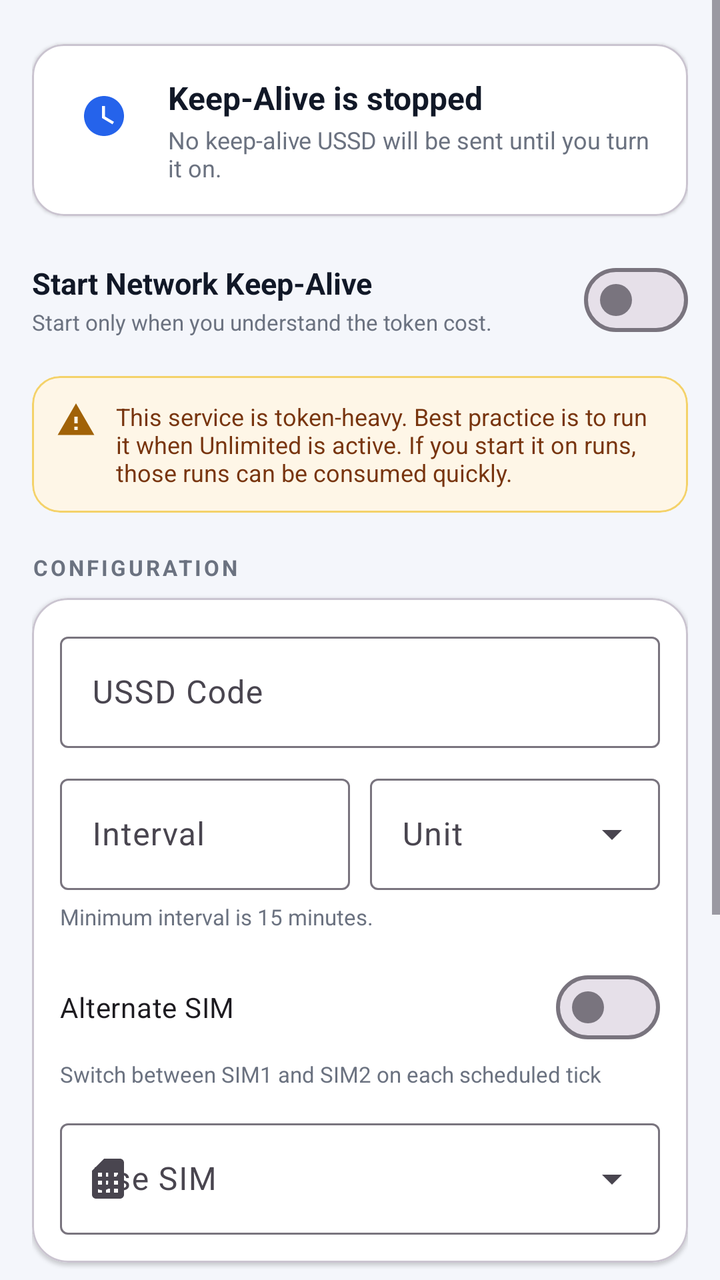
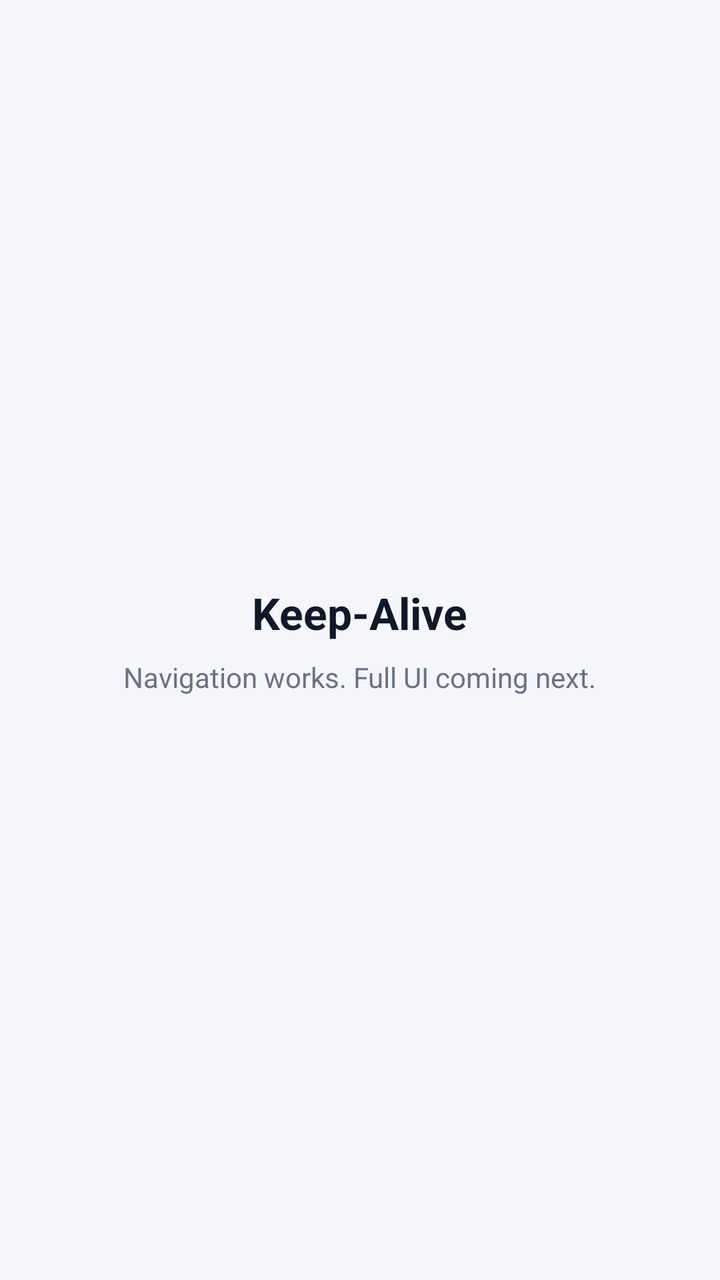

Before-and-after screenshots of an Android layout around one commit, followed by the original layout XML and the change that was made.
<!-- AndroidManifest.xml: application theme Theme.Material3.Light.NoActionBar -->
<!-- res/layout/fragment_keep_alive.xml -->
<?xml version="1.0" encoding="utf-8"?>
<ScrollView xmlns:android="http://schemas.android.com/apk/res/android"
    xmlns:app="http://schemas.android.com/apk/res-auto"
    android:layout_width="match_parent"
    android:layout_height="match_parent"
    android:background="@color/screen_bg"
    android:fillViewport="true">

    <LinearLayout
        android:layout_width="match_parent"
        android:layout_height="wrap_content"
        android:orientation="vertical"
        android:padding="16dp">

        <com.google.android.material.card.MaterialCardView
            android:layout_width="match_parent"
            android:layout_height="wrap_content"
            android:layout_marginTop="6dp"
            app:cardBackgroundColor="@color/white"
            app:cardCornerRadius="16dp"
            app:cardElevation="1dp">

            <LinearLayout
                android:layout_width="match_parent"
                android:layout_height="wrap_content"
                android:orientation="horizontal"
                android:padding="16dp">

                <ImageView
                    android:layout_width="40dp"
                    android:layout_height="40dp"
                    android:background="@drawable/bg_icon_circle"
                    android:contentDescription="@null"
                    android:padding="8dp"
                    android:src="@drawable/ic_keep_alive"
                    app:tint="@color/primary" />

                <LinearLayout
                    android:layout_width="0dp"
                    android:layout_height="wrap_content"
                    android:layout_marginStart="12dp"
                    android:layout_weight="1"
                    android:orientation="vertical">

                    <TextView
                        android:id="@+id/tvStatus"
                        android:layout_width="wrap_content"
                        android:layout_height="wrap_content"
                        android:text="Keep-Alive is stopped"
                        android:textColor="@color/text_primary"
                        android:textSize="16sp"
                        android:textStyle="bold" />

                    <TextView
                        android:layout_width="wrap_content"
                        android:layout_height="wrap_content"
                        android:layout_marginTop="2dp"
                        android:text="@string/keepalive_status_sub"
                        android:textColor="@color/text_secondary"
                        android:textSize="12sp" />
                </LinearLayout>
            </LinearLayout>
        </com.google.android.material.card.MaterialCardView>

        <LinearLayout
            android:layout_width="match_parent"
            android:layout_height="wrap_content"
            android:layout_marginTop="18dp"
            android:gravity="center_vertical"
            android:orientation="horizontal">

            <LinearLayout
                android:layout_width="0dp"
                android:layout_height="wrap_content"
                android:layout_weight="1"
                android:orientation="vertical">

                <TextView
                    android:layout_width="wrap_content"
                    android:layout_height="wrap_content"
                    android:text="@string/keepalive_start_title"
                    android:textColor="@color/text_primary"
                    android:textSize="15sp"
                    android:textStyle="bold" />

                <TextView
                    android:layout_width="wrap_content"
                    android:layout_height="wrap_content"
                    android:layout_marginTop="2dp"
                    android:text="@string/keepalive_start_hint"
                    android:textColor="@color/text_secondary"
                    android:textSize="11sp" />
            </LinearLayout>

            <com.google.android.material.materialswitch.MaterialSwitch
                android:id="@+id/switchKeepAliveEnabled"
                android:layout_width="wrap_content"
                android:layout_height="wrap_content" />
        </LinearLayout>

        <com.google.android.material.card.MaterialCardView
            android:layout_width="match_parent"
            android:layout_height="wrap_content"
            android:layout_marginTop="14dp"
            app:cardBackgroundColor="#FFFEF6E7"
            app:cardCornerRadius="14dp"
            app:cardElevation="0dp"
            app:strokeColor="#FFF4D26A"
            app:strokeWidth="1dp">

            <LinearLayout
                android:layout_width="match_parent"
                android:layout_height="wrap_content"
                android:orientation="horizontal"
                android:padding="12dp">

                <ImageView
                    android:layout_width="20dp"
                    android:layout_height="20dp"
                    android:contentDescription="@null"
                    android:src="@drawable/ic_warning"
                    app:tint="#FFA16207" />

                <TextView
                    android:layout_width="0dp"
                    android:layout_height="wrap_content"
                    android:layout_marginStart="10dp"
                    android:layout_weight="1"
                    android:text="@string/keepalive_warning"
                    android:textColor="#FF78350F"
                    android:textSize="12sp" />
            </LinearLayout>
        </com.google.android.material.card.MaterialCardView>

        <TextView
            android:layout_width="wrap_content"
            android:layout_height="wrap_content"
            android:layout_marginTop="20dp"
            android:letterSpacing="0.12"
            android:text="@string/keepalive_config_title"
            android:textColor="@color/text_secondary"
            android:textSize="11sp"
            android:textStyle="bold" />

        <com.google.android.material.card.MaterialCardView
            android:layout_width="match_parent"
            android:layout_height="wrap_content"
            android:layout_marginTop="8dp"
            app:cardBackgroundColor="@color/white"
            app:cardCornerRadius="18dp"
            app:cardElevation="1dp">

            <LinearLayout
                android:layout_width="match_parent"
                android:layout_height="wrap_content"
                android:orientation="vertical"
                android:padding="14dp">

                <com.google.android.material.textfield.TextInputLayout
                    style="@style/Widget.Material3.TextInputLayout.OutlinedBox"
                    android:layout_width="match_parent"
                    android:layout_height="wrap_content"
                    android:hint="@string/keepalive_code">

                    <com.google.android.material.textfield.TextInputEditText
                        android:id="@+id/etCode"
                        android:layout_width="match_parent"
                        android:layout_height="wrap_content"
                        android:inputType="phone" />
                </com.google.android.material.textfield.TextInputLayout>

                <LinearLayout
                    android:layout_width="match_parent"
                    android:layout_height="wrap_content"
                    android:layout_marginTop="10dp"
                    android:orientation="horizontal">

                    <com.google.android.material.textfield.TextInputLayout
                        style="@style/Widget.Material3.TextInputLayout.OutlinedBox"
                        android:layout_width="0dp"
                        android:layout_height="wrap_content"
                        android:layout_weight="1"
                        android:hint="@string/keepalive_interval">

                        <com.google.android.material.textfield.TextInputEditText
                            android:id="@+id/etInterval"
                            android:layout_width="match_parent"
                            android:layout_height="wrap_content"
                            android:inputType="number" />
                    </com.google.android.material.textfield.TextInputLayout>

                    <com.google.android.material.textfield.TextInputLayout
                        style="@style/Widget.Material3.TextInputLayout.OutlinedBox.ExposedDropdownMenu"
                        android:layout_width="0dp"
                        android:layout_height="wrap_content"
                        android:layout_marginStart="10dp"
                        android:layout_weight="1"
                        android:hint="@string/keepalive_unit">

                        <AutoCompleteTextView
                            android:id="@+id/actUnit"
                            android:layout_width="match_parent"
                            android:layout_height="wrap_content"
                            android:inputType="none" />
                    </com.google.android.material.textfield.TextInputLayout>
                </LinearLayout>

                <TextView
                    android:layout_width="wrap_content"
                    android:layout_height="wrap_content"
                    android:layout_marginTop="6dp"
                    android:text="@string/keepalive_min_interval"
                    android:textColor="@color/text_secondary"
                    android:textSize="11sp" />

                <com.google.android.material.materialswitch.MaterialSwitch
                    android:id="@+id/switchAltSim"
                    android:layout_width="match_parent"
                    android:layout_height="wrap_content"
                    android:layout_marginTop="14dp"
                    android:text="@string/keepalive_alt_sim" />

                <TextView
                    android:layout_width="wrap_content"
                    android:layout_height="wrap_content"
                    android:layout_marginTop="2dp"
                    android:text="@string/keepalive_alt_sim_hint"
                    android:textColor="@color/text_secondary"
                    android:textSize="11sp" />

                <com.google.android.material.textfield.TextInputLayout
                    android:id="@+id/tilSim"
                    style="@style/Widget.Material3.TextInputLayout.OutlinedBox.ExposedDropdownMenu"
                    android:layout_width="match_parent"
                    android:layout_height="wrap_content"
                    android:layout_marginTop="12dp"
                    android:hint="@string/keepalive_use_sim"
                    app:startIconDrawable="@drawable/ic_sim">

                    <AutoCompleteTextView
                        android:id="@+id/actSim"
                        android:layout_width="match_parent"
                        android:layout_height="wrap_content"
                        android:inputType="none" />
                </com.google.android.material.textfield.TextInputLayout>

            </LinearLayout>
        </com.google.android.material.card.MaterialCardView>

        <TextView
            android:layout_width="wrap_content"
            android:layout_height="wrap_content"
            android:layout_marginTop="18dp"
            android:letterSpacing="0.12"
            android:text="@string/keepalive_permissions"
            android:textColor="@color/text_secondary"
            android:textSize="11sp"
            android:textStyle="bold" />

        <LinearLayout
            android:layout_width="match_parent"
            android:layout_height="wrap_content"
            android:layout_marginTop="8dp"
            android:orientation="horizontal">

            <com.google.android.material.button.MaterialButton
                android:id="@+id/btnBatteryOpt"
                style="@style/Widget.Material3.Button.OutlinedButton"
                android:layout_width="0dp"
                android:layout_height="wrap_content"
                android:layout_weight="1"
                android:text="@string/keepalive_battery" />

            <com.google.android.material.button.MaterialButton
                android:id="@+id/btnExactAlarm"
                style="@style/Widget.Material3.Button.OutlinedButton"
                android:layout_width="0dp"
                android:layout_height="wrap_content"
                android:layout_marginStart="10dp"
                android:layout_weight="1"
                android:text="@string/keepalive_exact_alarm" />
        </LinearLayout>

        <LinearLayout
            android:layout_width="match_parent"
            android:layout_height="wrap_content"
            android:layout_marginTop="18dp"
            android:gravity="center_vertical"
            android:orientation="horizontal">

            <TextView
                android:layout_width="0dp"
                android:layout_height="wrap_content"
                android:layout_weight="1"
                android:letterSpacing="0.12"
                android:text="@string/keepalive_log_title"
                android:textColor="@color/text_secondary"
                android:textSize="11sp"
                android:textStyle="bold" />

            <com.google.android.material.button.MaterialButton
                android:id="@+id/btnClearLog"
                style="@style/Widget.Material3.Button.TextButton"
                android:layout_width="wrap_content"
                android:layout_height="wrap_content"
                android:minWidth="0dp"
                android:text="@string/btn_clear"
                android:textSize="12sp" />
        </LinearLayout>

        <TextView
            android:id="@+id/tvLogEmpty"
            android:layout_width="match_parent"
            android:layout_height="wrap_content"
            android:layout_marginTop="14dp"
            android:gravity="center"
            android:text="@string/keepalive_log_empty"
            android:textColor="@color/text_secondary"
            android:textSize="13sp" />

        <LinearLayout
            android:id="@+id/llLogList"
            android:layout_width="match_parent"
            android:layout_height="wrap_content"
            android:layout_marginTop="8dp"
            android:layout_marginBottom="16dp"
            android:orientation="vertical" />

    </LinearLayout>
</ScrollView>
<!-- resources referenced by this layout -->
<resources>
  <color name="primary">#FF2563EB</color>
  <color name="screen_bg">#FFF4F6FB</color>
  <color name="text_primary">#FF111827</color>
  <color name="text_secondary">#FF6B7280</color>
  <color name="white">#FFFFFFFF</color>
  <!-- drawable bg_icon_circle (drawable) -->
  <?xml version="1.0" encoding="utf-8"?>
  <shape xmlns:android="http://schemas.android.com/apk/res/android"
      android:shape="oval">
      <solid android:color="#33FFFFFF" />
  </shape>
  <!-- drawable ic_keep_alive (drawable) -->
  <vector xmlns:android="http://schemas.android.com/apk/res/android"
      android:width="24dp"
      android:height="24dp"
      android:viewportWidth="24"
      android:viewportHeight="24">
      <path
          android:fillColor="#FF111827"
          android:pathData="M12,2C6.48,2 2,6.48 2,12s4.48,10 10,10 10,-4.48 10,-10S17.52,2 12,2zM12.5,7v5.25l4.5,2.67 -0.75,1.23L11,13V7h1.5z" />
  </vector>
  <!-- drawable ic_sim (drawable) -->
  <vector xmlns:android="http://schemas.android.com/apk/res/android"
      android:width="24dp" android:height="24dp"
      android:viewportWidth="24" android:viewportHeight="24">
      <path android:fillColor="#FF111827"
          android:pathData="M19.99,4c0,-1.1 -0.89,-2 -1.99,-2h-8L4,8.02v11.97c0,1.1 0.9,2 2,2h12.01c1.1,0 1.99,-0.9 1.99,-2L19.99,4zM9,19H7v-2h2V19zM9,15H7v-2h2V15zM9,11H7V9h2V11zM13,19h-2v-2h2V19zM13,15h-2v-2h2V15zM13,11h-2V9h2V11zM17,19h-2v-2h2V19zM17,15h-2v-2h2V15zM17,11h-2V9h2V11z"/>
  </vector>
  <!-- drawable ic_warning (drawable) -->
  <vector xmlns:android="http://schemas.android.com/apk/res/android"
      android:width="24dp"
      android:height="24dp"
      android:viewportWidth="24"
      android:viewportHeight="24">
      <path
          android:fillColor="#FF111827"
          android:pathData="M1,21h22L12,2 1,21zM13,18h-2v-2h2v2zM13,14h-2v-4h2v4z" />
  </vector>
  <string name="btn_clear">Clear</string>
  <string name="keepalive_alt_sim">Alternate SIM</string>
  <string name="keepalive_alt_sim_hint">Switch between SIM1 and SIM2 on each scheduled tick</string>
  <string name="keepalive_battery">Battery exemption</string>
  <string name="keepalive_code">USSD Code</string>
  <string name="keepalive_config_title">CONFIGURATION</string>
  <string name="keepalive_exact_alarm">Exact alarm</string>
  <string name="keepalive_interval">Interval</string>
  <string name="keepalive_log_empty">No keep-alive cycle has been recorded yet. Once one completes or ends without a usable response, it will appear here.</string>
  <string name="keepalive_log_title">LAST KEEP‑ALIVE ACTIVITY</string>
  <string name="keepalive_min_interval">Minimum interval is 15 minutes.</string>
  <string name="keepalive_permissions">PERMISSIONS</string>
  <string name="keepalive_start_hint">Start only when you understand the token cost.</string>
  <string name="keepalive_start_title">Start Network Keep‑Alive</string>
  <string name="keepalive_status_sub">No keep-alive USSD will be sent until you turn it on.</string>
  <string name="keepalive_unit">Unit</string>
  <string name="keepalive_use_sim">Use SIM</string>
  <string name="keepalive_warning">This service is token‑heavy. Best practice is to run it when Unlimited is active. If you start it on runs, those runs can be consumed quickly.</string>
</resources>

<!-- the commit's change to res/layout/fragment_keep_alive.xml (unified diff, before → after) -->
@@ -1,330 +1,26 @@
 <?xml version="1.0" encoding="utf-8"?>
-<ScrollView xmlns:android="http://schemas.android.com/apk/res/android"
-    xmlns:app="http://schemas.android.com/apk/res-auto"
+<LinearLayout xmlns:android="http://schemas.android.com/apk/res/android"
     android:layout_width="match_parent"
     android:layout_height="match_parent"
     android:background="@color/screen_bg"
-    android:fillViewport="true">
+    android:gravity="center"
+    android:orientation="vertical"
+    android:padding="24dp">
 
-    <LinearLayout
-        android:layout_width="match_parent"
+    <TextView
+        android:layout_width="wrap_content"
         android:layout_height="wrap_content"
-        android:orientation="vertical"
-        android:padding="16dp">
+        android:text="Keep-Alive"
+        android:textColor="@color/text_primary"
+        android:textSize="22sp"
+        android:textStyle="bold" />
 
-        <com.google.android.material.card.MaterialCardView
-            android:layout_width="match_parent"
-            android:layout_height="wrap_content"
-            android:layout_marginTop="6dp"
-            app:cardBackgroundColor="@color/white"
-            app:cardCornerRadius="16dp"
-            app:cardElevation="1dp">
+    <TextView
+        android:layout_width="wrap_content"
+        android:layout_height="wrap_content"
+        android:layout_marginTop="8dp"
+        android:text="Navigation works. Full UI coming next."
+        android:textColor="@color/text_secondary"
+        android:textSize="14sp" />
 
-            <LinearLayout
-                android:layout_width="match_parent"
-                android:layout_height="wrap_content"
-                android:orientation="horizontal"
-                android:padding="16dp">
-
-                <ImageView
-                    android:layout_width="40dp"
-                    android:layout_height="40dp"
-                    android:background="@drawable/bg_icon_circle"
-                    android:contentDescription="@null"
-                    android:padding="8dp"
-                    android:src="@drawable/ic_keep_alive"
-                    app:tint="@color/primary" />
-
-                <LinearLayout
-                    android:layout_width="0dp"
-                    android:layout_height="wrap_content"
-                    android:layout_marginStart="12dp"
-                    android:layout_weight="1"
-                    android:orientation="vertical">
-
-                    <TextView
-                        android:id="@+id/tvStatus"
-                        android:layout_width="wrap_content"
-                        android:layout_height="wrap_content"
-                        android:text="Keep-Alive is stopped"
-                        android:textColor="@color/text_primary"
-                        android:textSize="16sp"
-                        android:textStyle="bold" />
-
-                    <TextView
-                        android:layout_width="wrap_content"
-                        android:layout_height="wrap_content"
-                        android:layout_marginTop="2dp"
-                        android:text="@string/keepalive_status_sub"
-                        android:textColor="@color/text_secondary"
-                        android:textSize="12sp" />
-                </LinearLayout>
-            </LinearLayout>
-        </com.google.android.material.card.MaterialCardView>
-
-        <LinearLayout
-            android:layout_width="match_parent"
-            android:layout_height="wrap_content"
-            android:layout_marginTop="18dp"
-            android:gravity="center_vertical"
-            android:orientation="horizontal">
-
-            <LinearLayout
-                android:layout_width="0dp"
-                android:layout_height="wrap_content"
-                android:layout_weight="1"
-                android:orientation="vertical">
-
-                <TextView
-                    android:layout_width="wrap_content"
-                    android:layout_height="wrap_content"
-                    android:text="@string/keepalive_start_title"
-                    android:textColor="@color/text_primary"
-                    android:textSize="15sp"
-                    android:textStyle="bold" />
-
-                <TextView
-                    android:layout_width="wrap_content"
-                    android:layout_height="wrap_content"
-                    android:layout_marginTop="2dp"
-                    android:text="@string/keepalive_start_hint"
-                    android:textColor="@color/text_secondary"
-                    android:textSize="11sp" />
-            </LinearLayout>
-
-            <com.google.android.material.materialswitch.MaterialSwitch
-                android:id="@+id/switchKeepAliveEnabled"
-                android:layout_width="wrap_content"
-                android:layout_height="wrap_content" />
-        </LinearLayout>
-
-        <com.google.android.material.card.MaterialCardView
-            android:layout_width="match_parent"
-            android:layout_height="wrap_content"
-            android:layout_marginTop="14dp"
-            app:cardBackgroundColor="#FFFEF6E7"
-            app:cardCornerRadius="14dp"
-            app:cardElevation="0dp"
-            app:strokeColor="#FFF4D26A"
-            app:strokeWidth="1dp">
-
-            <LinearLayout
-                android:layout_width="match_parent"
-                android:layout_height="wrap_content"
-                android:orientation="horizontal"
-                android:padding="12dp">
-
-                <ImageView
-                    android:layout_width="20dp"
-                    android:layout_height="20dp"
-                    android:contentDescription="@null"
-                    android:src="@drawable/ic_warning"
-                    app:tint="#FFA16207" />
-
-                <TextView
-                    android:layout_width="0dp"
-                    android:layout_height="wrap_content"
-                    android:layout_marginStart="10dp"
-                    android:layout_weight="1"
-                    android:text="@string/keepalive_warning"
-                    android:textColor="#FF78350F"
-                    android:textSize="12sp" />
-            </LinearLayout>
-        </com.google.android.material.card.MaterialCardView>
-
-        <TextView
-            android:layout_width="wrap_content"
-            android:layout_height="wrap_content"
-            android:layout_marginTop="20dp"
-            android:letterSpacing="0.12"
-            android:text="@string/keepalive_config_title"
-            android:textColor="@color/text_secondary"
-            android:textSize="11sp"
-            android:textStyle="bold" />
-
-        <com.google.android.material.card.MaterialCardView
-            android:layout_width="match_parent"
-            android:layout_height="wrap_content"
-            android:layout_marginTop="8dp"
-            app:cardBackgroundColor="@color/white"
-            app:cardCornerRadius="18dp"
-            app:cardElevation="1dp">
-
-            <LinearLayout
-                android:layout_width="match_parent"
-                android:layout_height="wrap_content"
-                android:orientation="vertical"
-                android:padding="14dp">
-
-                <com.google.android.material.textfield.TextInputLayout
-                    style="@style/Widget.Material3.TextInputLayout.OutlinedBox"
-                    android:layout_width="match_parent"
-                    android:layout_height="wrap_content"
-                    android:hint="@string/keepalive_code">
-
-                    <com.google.android.material.textfield.TextInputEditText
-                        android:id="@+id/etCode"
-                        android:layout_width="match_parent"
-                        android:layout_height="wrap_content"
-                        android:inputType="phone" />
-                </com.google.android.material.textfield.TextInputLayout>
-
-                <LinearLayout
-                    android:layout_width="match_parent"
-                    android:layout_height="wrap_content"
-                    android:layout_marginTop="10dp"
-                    android:orientation="horizontal">
-
-                    <com.google.android.material.textfield.TextInputLayout
-                        style="@style/Widget.Material3.TextInputLayout.OutlinedBox"
-                        android:layout_width="0dp"
-                        android:layout_height="wrap_content"
-                        android:layout_weight="1"
-                        android:hint="@string/keepalive_interval">
-
-                        <com.google.android.material.textfield.TextInputEditText
-                            android:id="@+id/etInterval"
-                            android:layout_width="match_parent"
-                            android:layout_height="wrap_content"
-                            android:inputType="number" />
-                    </com.google.android.material.textfield.TextInputLayout>
-
-                    <com.google.android.material.textfield.TextInputLayout
-                        style="@style/Widget.Material3.TextInputLayout.OutlinedBox.ExposedDropdownMenu"
-                        android:layout_width="0dp"
-                        android:layout_height="wrap_content"
-                        android:layout_marginStart="10dp"
-                        android:layout_weight="1"
-                        android:hint="@string/keepalive_unit">
-
-                        <AutoCompleteTextView
-                            android:id="@+id/actUnit"
-                            android:layout_width="match_parent"
-                            android:layout_height="wrap_content"
-                            android:inputType="none" />
-                    </com.google.android.material.textfield.TextInputLayout>
-                </LinearLayout>
-
-                <TextView
-                    android:layout_width="wrap_content"
-                    android:layout_height="wrap_content"
-                    android:layout_marginTop="6dp"
-                    android:text="@string/keepalive_min_interval"
-                    android:textColor="@color/text_secondary"
-                    android:textSize="11sp" />
-
-                <com.google.android.material.materialswitch.MaterialSwitch
-                    android:id="@+id/switchAltSim"
-                    android:layout_width="match_parent"
-                    android:layout_height="wrap_content"
-                    android:layout_marginTop="14dp"
-                    android:text="@string/keepalive_alt_sim" />
-
-                <TextView
-                    android:layout_width="wrap_content"
-                    android:layout_height="wrap_content"
-                    android:layout_marginTop="2dp"
-                    android:text="@string/keepalive_alt_sim_hint"
-                    android:textColor="@color/text_secondary"
-                    android:textSize="11sp" />
-
-                <com.google.android.material.textfield.TextInputLayout
-                    android:id="@+id/tilSim"
-                    style="@style/Widget.Material3.TextInputLayout.OutlinedBox.ExposedDropdownMenu"
-                    android:layout_width="match_parent"
-                    android:layout_height="wrap_content"
-                    android:layout_marginTop="12dp"
-                    android:hint="@string/keepalive_use_sim"
-                    app:startIconDrawable="@drawable/ic_sim">
-
-                    <AutoCompleteTextView
-                        android:id="@+id/actSim"
-                        android:layout_width="match_parent"
-                        android:layout_height="wrap_content"
-                        android:inputType="none" />
-                </com.google.android.material.textfield.TextInputLayout>
-
-            </LinearLayout>
-        </com.google.android.material.card.MaterialCardView>
-
-        <TextView
-            android:layout_width="wrap_content"
-            android:layout_height="wrap_content"
-            android:layout_marginTop="18dp"
-            android:letterSpacing="0.12"
-            android:text="@string/keepalive_permissions"
-            android:textColor="@color/text_secondary"
-            android:textSize="11sp"
-            android:textStyle="bold" />
-
-        <LinearLayout
-            android:layout_width="match_parent"
-            android:layout_height="wrap_content"
-            android:layout_marginTop="8dp"
-            android:orientation="horizontal">
-
-            <com.google.android.material.button.MaterialButton
-                android:id="@+id/btnBatteryOpt"
-                style="@style/Widget.Material3.Button.OutlinedButton"
-                android:layout_width="0dp"
-                android:layout_height="wrap_content"
-                android:layout_weight="1"
-                android:text="@string/keepalive_battery" />
-
-            <com.google.android.material.button.MaterialButton
-                android:id="@+id/btnExactAlarm"
-                style="@style/Widget.Material3.Button.OutlinedButton"
-                android:layout_width="0dp"
-                android:layout_height="wrap_content"
-                android:layout_marginStart="10dp"
-                android:layout_weight="1"
-                android:text="@string/keepalive_exact_alarm" />
-        </LinearLayout>
-
-        <LinearLayout
-            android:layout_width="match_parent"
-            android:layout_height="wrap_content"
-            android:layout_marginTop="18dp"
-            android:gravity="center_vertical"
-            android:orientation="horizontal">
-
-            <TextView
-                android:layout_width="0dp"
-                android:layout_height="wrap_content"
-                android:layout_weight="1"
-                android:letterSpacing="0.12"
-                android:text="@string/keepalive_log_title"
-                android:textColor="@color/text_secondary"
-                android:textSize="11sp"
-                android:textStyle="bold" />
-
-            <com.google.android.material.button.MaterialButton
-                android:id="@+id/btnClearLog"
-                style="@style/Widget.Material3.Button.TextButton"
-                android:layout_width="wrap_content"
-                android:layout_height="wrap_content"
-                android:minWidth="0dp"
-                android:text="@string/btn_clear"
-                android:textSize="12sp" />
-        </LinearLayout>
-
-        <TextView
-            android:id="@+id/tvLogEmpty"
-            android:layout_width="match_parent"
-            android:layout_height="wrap_content"
-            android:layout_marginTop="14dp"
-            android:gravity="center"
-            android:text="@string/keepalive_log_empty"
-            android:textColor="@color/text_secondary"
-            android:textSize="13sp" />
-
-        <LinearLayout
-            android:id="@+id/llLogList"
-            android:layout_width="match_parent"
-            android:layout_height="wrap_content"
-            android:layout_marginTop="8dp"
-            android:layout_marginBottom="16dp"
-            android:orientation="vertical" />
-
-    </LinearLayout>
-</ScrollView>
+</LinearLayout>
<!-- resource entries referenced after the edit -->
@@ -1,60 +1,7 @@
 <!-- resources referenced by this layout -->
 <resources>
-  <color name="primary">#FF2563EB</color>
   <color name="screen_bg">#FFF4F6FB</color>
   <color name="text_primary">#FF111827</color>
   <color name="text_secondary">#FF6B7280</color>
-  <color name="white">#FFFFFFFF</color>
-  <!-- drawable bg_icon_circle (drawable) -->
-  <?xml version="1.0" encoding="utf-8"?>
-  <shape xmlns:android="http://schemas.android.com/apk/res/android"
-      android:shape="oval">
-      <solid android:color="#33FFFFFF" />
-  </shape>
-  <!-- drawable ic_keep_alive (drawable) -->
-  <vector xmlns:android="http://schemas.android.com/apk/res/android"
-      android:width="24dp"
-      android:height="24dp"
-      android:viewportWidth="24"
-      android:viewportHeight="24">
-      <path
-          android:fillColor="#FF111827"
-          android:pathData="M12,2C6.48,2 2,6.48 2,12s4.48,10 10,10 10,-4.48 10,-10S17.52,2 12,2zM12.5,7v5.25l4.5,2.67 -0.75,1.23L11,13V7h1.5z" />
-  </vector>
-  <!-- drawable ic_sim (drawable) -->
-  <vector xmlns:android="http://schemas.android.com/apk/res/android"
-      android:width="24dp" android:height="24dp"
-      android:viewportWidth="24" android:viewportHeight="24">
-      <path android:fillColor="#FF111827"
-          android:pathData="M19.99,4c0,-1.1 -0.89,-2 -1.99,-2h-8L4,8.02v11.97c0,1.1 0.9,2 2,2h12.01c1.1,0 1.99,-0.9 1.99,-2L19.99,4zM9,19H7v-2h2V19zM9,15H7v-2h2V15zM9,11H7V9h2V11zM13,19h-2v-2h2V19zM13,15h-2v-2h2V15zM13,11h-2V9h2V11zM17,19h-2v-2h2V19zM17,15h-2v-2h2V15zM17,11h-2V9h2V11z"/>
-  </vector>
-  <!-- drawable ic_warning (drawable) -->
-  <vector xmlns:android="http://schemas.android.com/apk/res/android"
-      android:width="24dp"
-      android:height="24dp"
-      android:viewportWidth="24"
-      android:viewportHeight="24">
-      <path
-          android:fillColor="#FF111827"
-          android:pathData="M1,21h22L12,2 1,21zM13,18h-2v-2h2v2zM13,14h-2v-4h2v4z" />
-  </vector>
-  <string name="btn_clear">Clear</string>
-  <string name="keepalive_alt_sim">Alternate SIM</string>
-  <string name="keepalive_alt_sim_hint">Switch between SIM1 and SIM2 on each scheduled tick</string>
-  <string name="keepalive_battery">Battery exemption</string>
-  <string name="keepalive_code">USSD Code</string>
-  <string name="keepalive_config_title">CONFIGURATION</string>
-  <string name="keepalive_exact_alarm">Exact alarm</string>
-  <string name="keepalive_interval">Interval</string>
-  <string name="keepalive_log_empty">No keep-alive cycle has been recorded yet. Once one completes or ends without a usable response, it will appear here.</string>
-  <string name="keepalive_log_title">LAST KEEP‑ALIVE ACTIVITY</string>
-  <string name="keepalive_min_interval">Minimum interval is 15 minutes.</string>
-  <string name="keepalive_permissions">PERMISSIONS</string>
-  <string name="keepalive_start_hint">Start only when you understand the token cost.</string>
-  <string name="keepalive_start_title">Start Network Keep‑Alive</string>
-  <string name="keepalive_status_sub">No keep-alive USSD will be sent until you turn it on.</string>
-  <string name="keepalive_unit">Unit</string>
-  <string name="keepalive_use_sim">Use SIM</string>
-  <string name="keepalive_warning">This service is token‑heavy. Best practice is to run it when Unlimited is active. If you start it on runs, those runs can be consumed quickly.</string>
 </resources>
 
